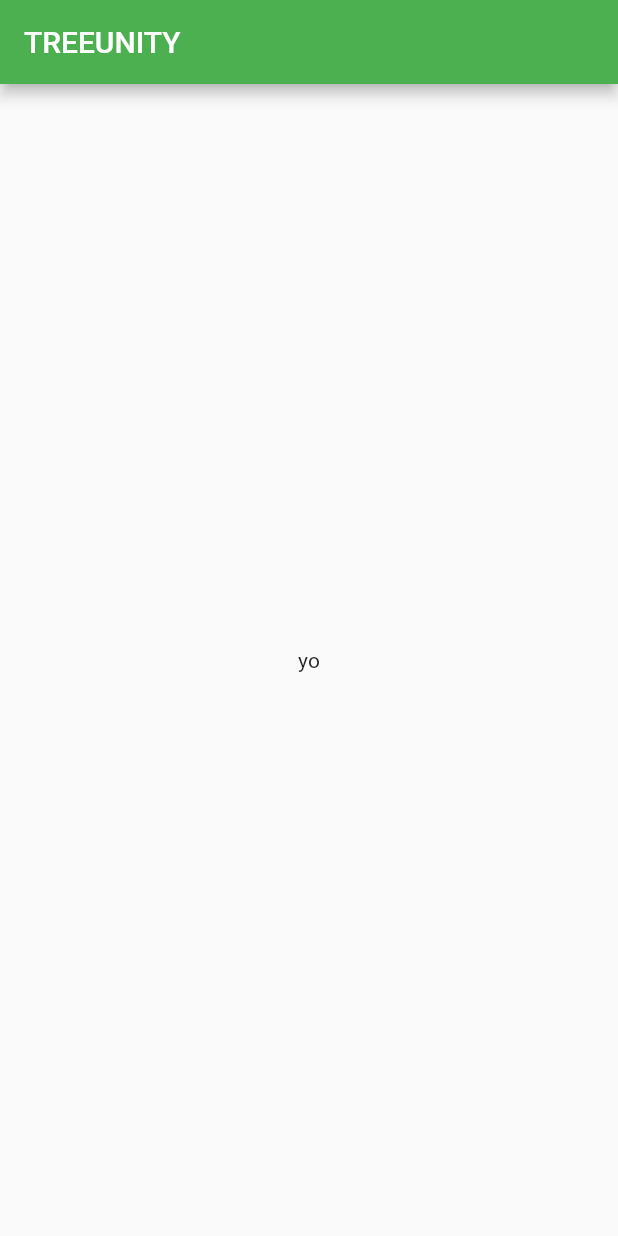
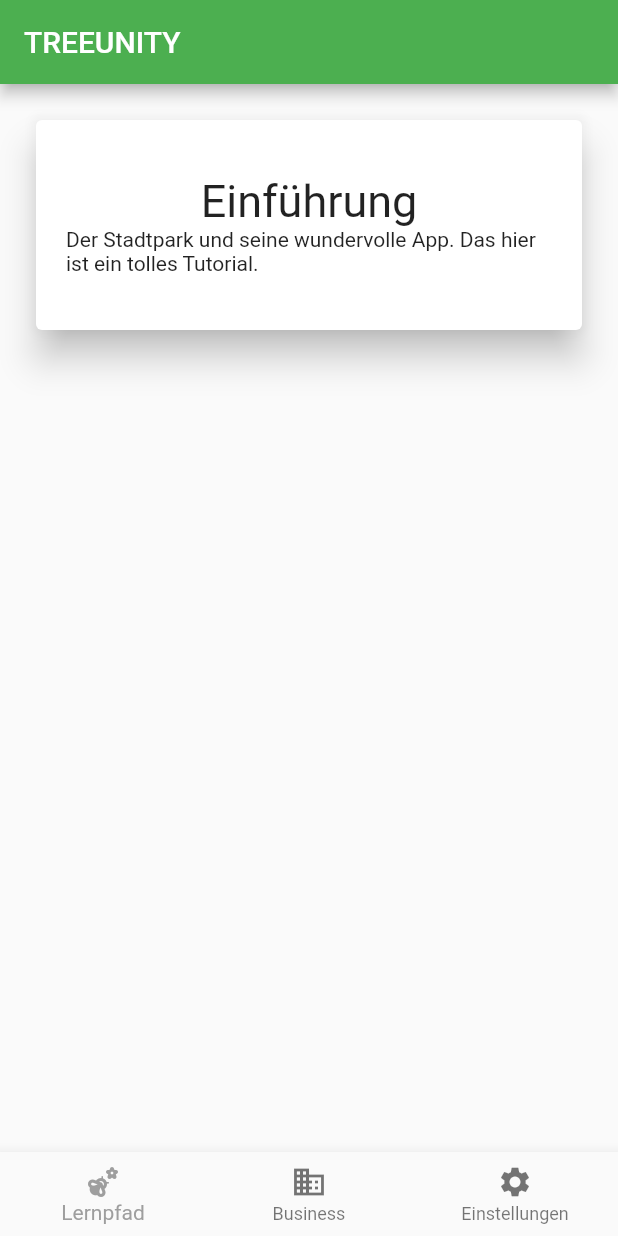
Before and after one commit to ediiiiiiii/treeunity, a Flutter app: the screen it shows after launch, on a phone screen of 412 x 824 dp. Run offline on Flutter 3.47's test engine with Material 2 defaults, Android fonts, the phone set to English and light mode, and no system bars.

Commit message:
Update main.dart

```diff
--- a/treeunity/lib/main.dart
+++ b/treeunity/lib/main.dart
@@ -1,3 +1,5 @@
+// ignore_for_file: prefer_const_literals_to_create_immutables, prefer_const_constructors, sort_child_properties_last
+
 import 'package:flutter/material.dart';
 
 void main() {
@@ -13,15 +15,6 @@ class MyApp extends StatelessWidget {
     return MaterialApp(
       title: 'Treeunity',
       theme: ThemeData(
-        // This is the theme of your application.
-        //
-        // Try running your application with "flutter run". You'll see the
-        // application has a blue toolbar. Then, without quitting the app, try
-        // changing the primarySwatch below to Colors.green and then invoke
-        // "hot reload" (press "r" in the console where you ran "flutter run",
-        // or simply save your changes to "hot reload" in a Flutter IDE).
-        // Notice that the counter didn't reset back to zero; the application
-        // is not restarted.
         primarySwatch: Colors.green,
       ),
       home: const MyHomePage(title: 'TREEUNITY'),
@@ -48,6 +41,30 @@ class MyHomePage extends StatefulWidget {
 }
 
 class _MyHomePageState extends State<MyHomePage> {
+  int _selectedIndex = 0;
+  static const TextStyle optionStyle =
+      TextStyle(fontSize: 30, fontWeight: FontWeight.bold);
+  static const List<Widget> _widgetOptions = <Widget>[
+    Text(
+      'Index 0: Home',
+      style: optionStyle,
+    ),
+    Text(
+      'Index 1: Business',
+      style: optionStyle,
+    ),
+    Text(
+      'Index 2: Settings',
+      style: optionStyle,
+    ),
+  ];
+
+  void _onItemTapped(int index) {
+    setState(() {
+      _selectedIndex = index;
+    });
+  }
+
   @override
   Widget build(BuildContext context) {
     // This method is rerun every time setState is called, for instance as done
@@ -62,10 +79,51 @@ class _MyHomePageState extends State<MyHomePage> {
         // the App.build method, and use it to set our appbar title.
         title: Text(widget.title),
       ),
-      body: Center(
-          // Center is a layout widget. It takes a single child and positions it
-          // in the middle of the parent.
-          child: Text("yo")),
+      body: ListView(children: [
+        Container(
+          child: Card(
+            elevation: 10,
+            child: Container(
+              child: Column(
+                children: [
+                  Text(
+                    "Einführung",
+                    style: TextStyle(fontSize: 30),
+                  ),
+                  Text(
+                      "Der Stadtpark und seine wundervolle App. Das hier ist ein tolles Tutorial.")
+                ],
+                mainAxisAlignment: MainAxisAlignment.center,
+              ),
+              margin: EdgeInsets.all(20),
+              height: 100,
+            ),
+          ),
+          padding: EdgeInsets.all(20),
+        ),
+      ]),
+      bottomNavigationBar: BottomNavigationBar(
+        items: const <BottomNavigationBarItem>[
+          BottomNavigationBarItem(
+            icon: Icon(Icons.emoji_nature_rounded),
+            label: 'Lernpfad',
+            backgroundColor: Colors.red,
+          ),
+          BottomNavigationBarItem(
+            icon: Icon(Icons.business),
+            label: 'Business',
+            backgroundColor: Colors.green,
+          ),
+          BottomNavigationBarItem(
+            icon: Icon(Icons.settings),
+            label: 'Einstellungen',
+            backgroundColor: Colors.pink,
+          ),
+        ],
+        currentIndex: _selectedIndex,
+        selectedItemColor: Colors.grey,
+        onTap: _onItemTapped,
+      ),
     );
   }
 }
```
